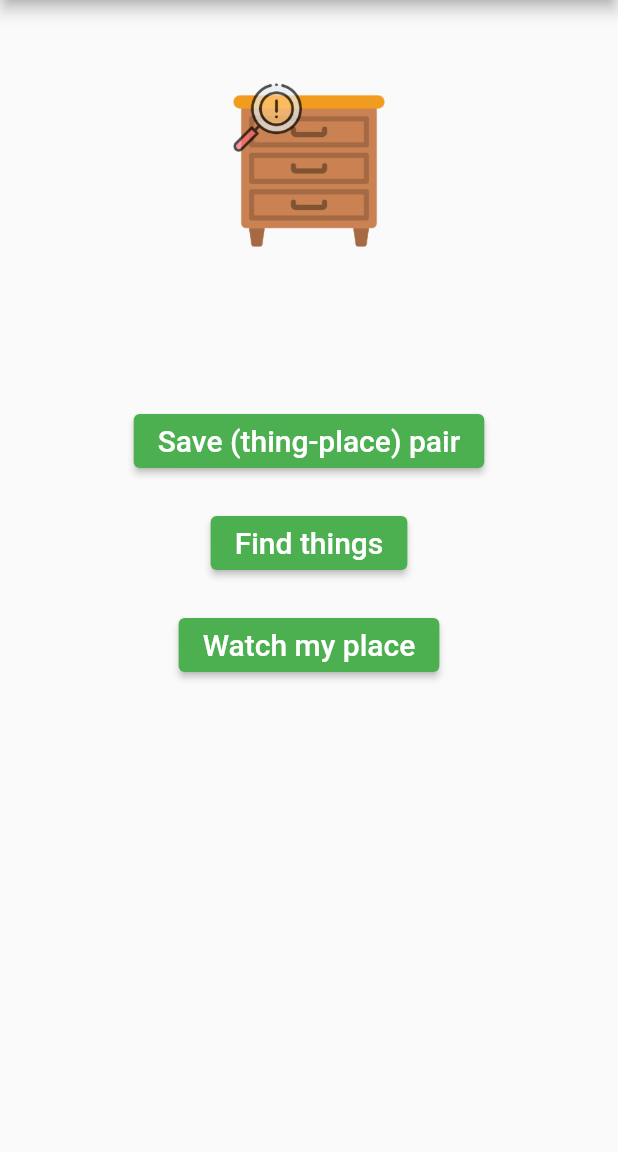
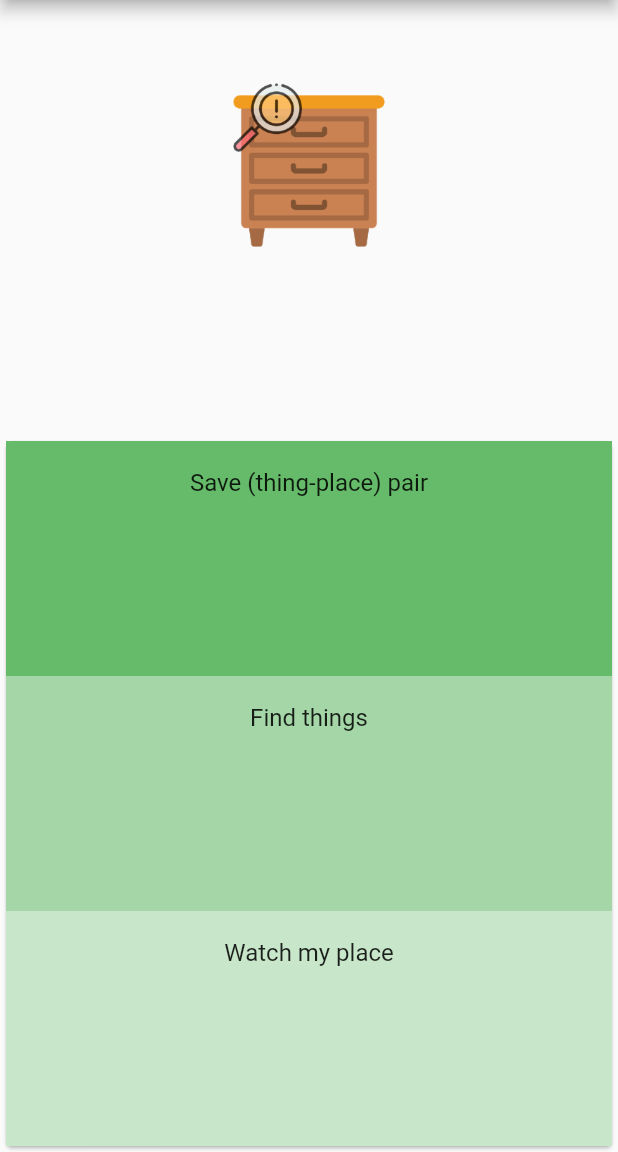
Before and after one commit to Kim-menu/whereIsMy, a Flutter app: the screen it shows after launch, on a phone screen of 412 x 824 dp, the part 84-1236 px from its top. Run offline on Flutter 3.47's test engine with Material 2 defaults, Android fonts, the phone set to English and light mode, and no system bars.

Commit message:
STYLE: make main 3 menu pretty

```diff
--- a/lib/main.dart
+++ b/lib/main.dart
@@ -25,54 +25,49 @@
       ),
       body: Center(
         child: Column(
-          children: [
-            const SizedBox(
-              height: 50.0,
-            ),
-            const Image(
-              image: AssetImage('assets/icon_home_page.png'),
-              width: 120.0,
-            ),
-            const SizedBox(
-              height: 100.0,
-            ),
-            ElevatedButton(
-              onPressed: pressHandler,
-              child: const Text('Save (thing-place) pair',
-                style: TextStyle(
-                  fontSize: 20.0,
-                ),
-              ),
-            ),
-            const SizedBox(
-              height: 20.0,
-            ),
-            ElevatedButton(
-              onPressed: pressHandler,
-              child: const Text('Find things',
-                style: TextStyle(
-                  fontSize: 20.0,
-                ),
-              ),
-            ),
-            const SizedBox(
-              height: 20.0,
-            ),
-            ElevatedButton(
-              onPressed: pressHandler,
-              child: const Text('Watch my place',
-                style: TextStyle(
-                  fontSize: 20.0,
-                ),
-              ),
-            )
-          ],
-        ),
-      ),
+            children: [
+              const SizedBox(height: 50.0),
+              _image('assets/icon_home_page.png', 120.0),
+              const SizedBox(height: 120.0),
+              _buildCard(),
+            ],
+          ),
+        )
     );
   }
 
-  void pressHandler() {
-    print('press!');
+  Widget _buildCard() {
+    return Expanded(
+        child: SizedBox(
+          child: Card(
+            child: Column(
+              children: [
+                _tile('Save (thing-place) pair', Colors.green[400]),
+                _tile('Find things', Colors.green[200]),
+                _tile('Watch my place', Colors.green[100]),
+              ],
+            ),
+          ),
+        )
+    );
+  }
+
+  Image _image(String file, double width) {
+    return Image(
+      image: AssetImage(file),
+      width: width,
+    );
+  }
+
+  Widget _tile(String title, Color? color) {
+    return Expanded(
+        child: ListTile(
+          title: Text(
+            title,
+            textAlign: TextAlign.center,
+          ),
+          tileColor: color,
+        )
+    );
   }
 }
```
